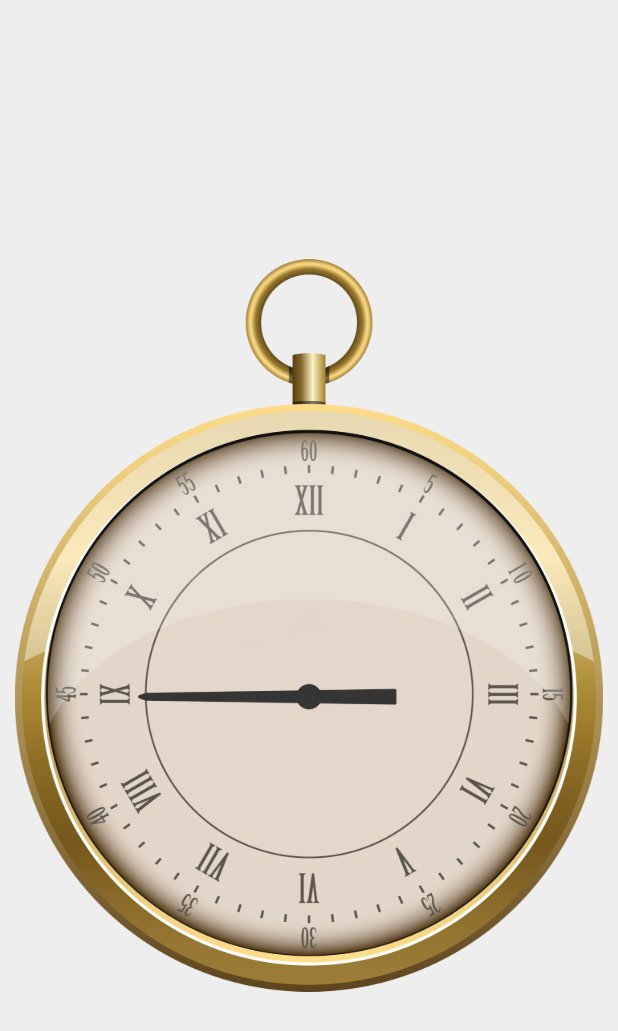
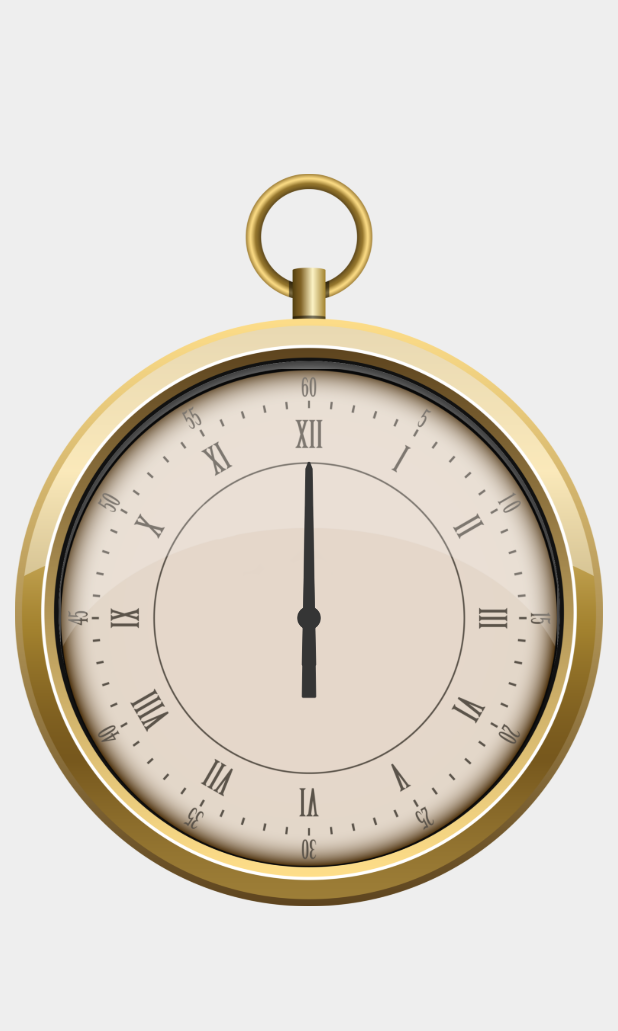
Before and after one commit to AbolfazlMousavi7522/watch, a Flutter app: the screen it shows after launch, on a phone screen of 412 x 824 dp. Shown: the top 1031 px of the screen. Run offline on Flutter 3.47's test engine with Material 2 defaults, Android fonts, the phone set to English and light mode, and no system bars.

Commit message:
Update_06

```diff
--- a/lib/UI/_HomePage.dart
+++ b/lib/UI/_HomePage.dart
@@ -16,7 +16,7 @@ class _HomePageState extends State<HomePage> {
       child: Center(
         child: Stack(alignment: Alignment(0,0),children: [
           Padding(
-            padding: const EdgeInsets.only(top: 10, right: 10, left: 10),
+            padding: const EdgeInsets.only(bottom: 104, right: 10, left: 10),
             child: Image.asset("images/pocket-watch_back.png"),
           ),
            WatchFace()
--- a/lib/Util/_WatchFaca.dart
+++ b/lib/Util/_WatchFaca.dart
@@ -1,4 +1,6 @@
+import 'dart:async';
 import 'package:flutter/material.dart';
+import 'dart:math' as math;
 
 class WatchFace extends StatefulWidget {
   const WatchFace({super.key});
@@ -7,21 +9,68 @@ class WatchFace extends StatefulWidget {
   State<WatchFace> createState() => _WatchFaceState();
 }
 
+bool timerOn = false;
+int bigAgTimeLeft = 0;
+
 class _WatchFaceState extends State<WatchFace> {
+  @override
+  void dispose() {}
+
+  void timerStart(int bigAgTimeLeft) {
+    var mainTimer = Timer.periodic(Duration(seconds: 1), (timer) {
+      if (bigAgTimeLeft < 20) {
+        timerOn == true;
+        setState(() {
+          bigAgTimeLeft--;
+          print(bigAgTimeLeft);
+        });
+      } else {
+        timer.cancel();
+      }
+    });
+  }
+
   @override
   Widget build(BuildContext context) {
     return Container(
-        child: Stack(alignment: Alignment(0,0),
-      children: [
-        Image.asset("images/pocket-watchface_01.png"),
-        Padding(
-          padding: const EdgeInsets.only(top: 105, right: 10, left: 10),
-          child: Padding(
-            padding: const EdgeInsets.all(80),
-            child: Image.asset("images/ag_big.png"),
-          ),
-        )
-      ],
-    ));
+        height: MediaQuery.of(context).size.width,
+        width: MediaQuery.of(context).size.width,
+        child: Stack(
+          alignment: Alignment(0, 0),
+          children: [
+            GestureDetector(
+              onVerticalDragUpdate: (details) {
+                print(details.localPosition.dy);
+              },
+              onTap: () {
+                if (timerOn == false) {
+                  timerStart();
+                  timerOn = true;
+                } else {
+                  bigAgTimeLeft = 0;
+                  timerOn = false;
+                }
+              },
+              child: Padding(
+                padding: const EdgeInsets.all(40),
+                child: Image.asset("images/pocket-watchface_01.png"),
+              ),
+            ),
+            AnimatedContainer(
+              curve: Curves.bounceInOut,
+              duration: Duration(milliseconds: 1000),
+              child: RotationTransition(
+                turns: new AlwaysStoppedAnimation((bigAgTimeLeft * 6) / 360),
+                child: Padding(
+                    padding: const EdgeInsets.all(100),
+                    child: Image.asset("images/ag_big.png")),
+              ),
+            ),
+            Padding(
+              padding: const EdgeInsets.all(100),
+              child: Image.asset("images/ag_smal.png"),
+            ),
+          ],
+        ));
   }
 }
```
Also changed, not shown: images/ag_big.png, images/ag_smal.png, images/pocket-watchface_01.png.
